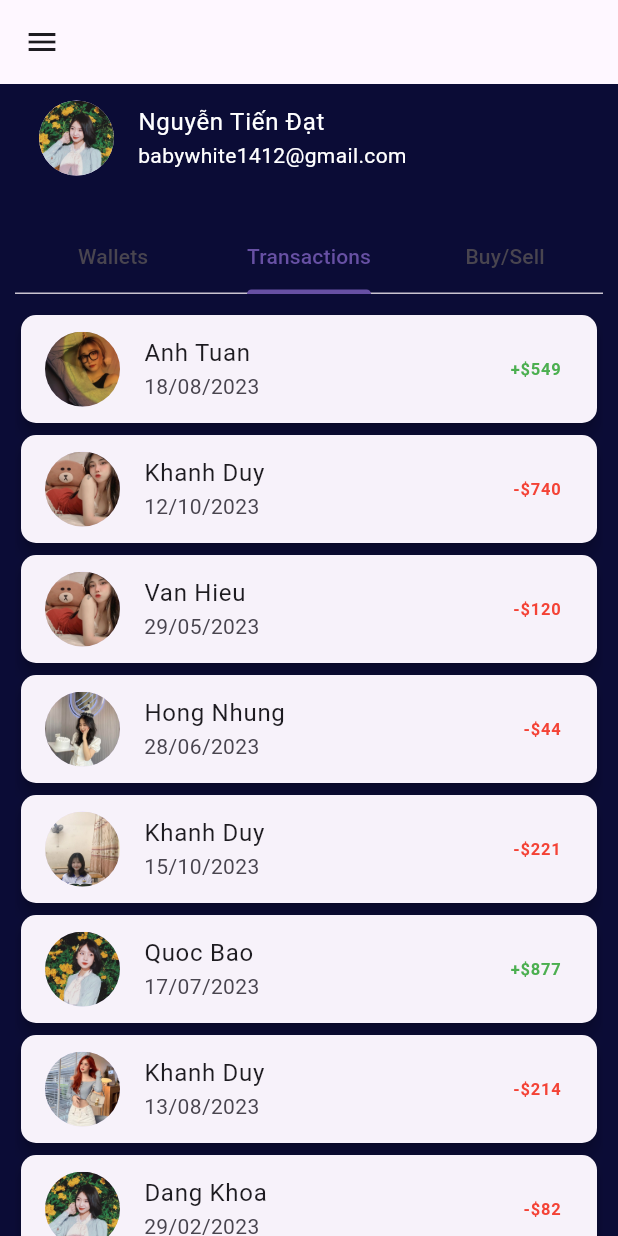
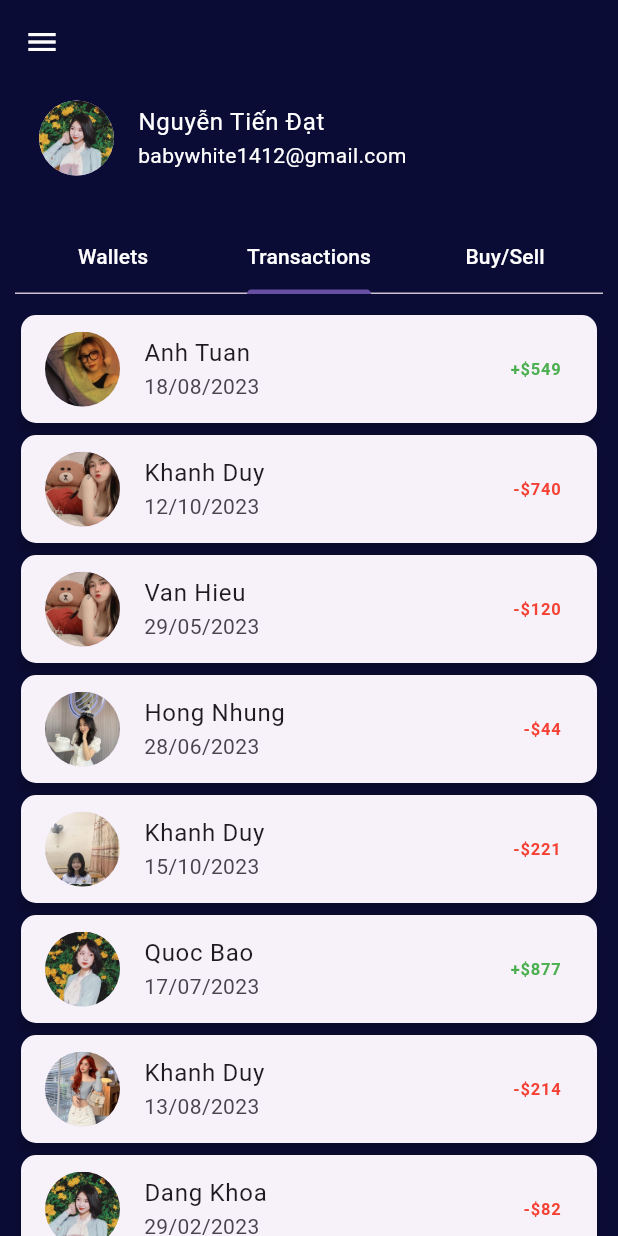
Before and after one commit to ntd1412/cryptoapp_baithi, a Flutter app: the ProfileScreen screen opened directly, tab 2 chosen, on a phone screen of 412 x 824 dp. Run offline on Flutter 3.47's test engine with Material 3 defaults, Android fonts, the light colour scheme and no system bars; our stand-ins replace fl_chart, google_fonts; missing offline and left inert: flutter_animated_button; network calls fail.

Commit message:
Flutter App Crypto

```diff
--- a/lib/Profile_Screen.dart
+++ b/lib/Profile_Screen.dart
@@ -19,14 +19,19 @@ class _ProfileScreenState extends State<ProfileScreen> {
     return Scaffold(
       backgroundColor: Color.fromRGBO(11, 12, 54, 1),
       appBar: AppBar(
-        leading: Icon(Icons.menu),
+        backgroundColor: Color.fromRGBO(11, 12, 54, 1),
+        leading: Icon(
+          Icons.menu,
+          color: Colors.white,
+        ),
       ),
       body: ListView(
         padding: EdgeInsets.symmetric(horizontal: 10),
         children: <Widget>[
           ListTile(
             leading: CircleAvatar(
-              backgroundImage: AssetImage("assets/cm${random.nextInt(10)}.jpeg"),
+              backgroundImage:
+                  AssetImage("assets/cm${random.nextInt(10)}.jpeg"),
               radius: 25,
             ),
             title: Text(
@@ -54,13 +59,28 @@ class _ProfileScreenState extends State<ProfileScreen> {
                     isScrollable: false,
                     tabs: <Widget>[
                       Tab(
-                        text: "Wallets",
+                        child: Text(
+                          "Wallets",
+                          style: TextStyle(
+                            color: Colors.white,
+                          ),
+                        ),
                       ),
                       Tab(
-                        text: "Transactions",
+                        child: Text(
+                          "Transactions",
+                          style: TextStyle(
+                            color: Colors.white,
+                          ),
+                        ),
                       ),
                       Tab(
-                        text: "Buy/Sell",
+                        child: Text(
+                          "Buy/Sell",
+                          style: TextStyle(
+                            color: Colors.white,
+                          ),
+                        ),
                       ),
                     ],
                   ),
@@ -90,7 +110,6 @@ class PlaceholderWidget extends StatelessWidget {
   Widget build(BuildContext context) {
     return Center(
       child: Text("Buy/Sell Content"),
-
     );
   }
 }
--- a/pubspec.yaml
+++ b/pubspec.yaml
@@ -38,6 +38,7 @@ dependencies:
   http: ^1.1.2
   font_awesome_flutter: ^10.6.0
   fl_chart: ^0.40.0
+  flutter_animated_button: ^2.0.3
 
 dev_dependencies:
   flutter_test:
```
Also changed, not shown: lib/Chart_Screen.dart (+77 -18 lines), lib/Crypto_Screen.dart (+42 -22 lines), lib/Search_Screen.dart (+28 -10 lines), lib/widgets/wallets.dart (+9 -8 lines), pubspec.lock.
